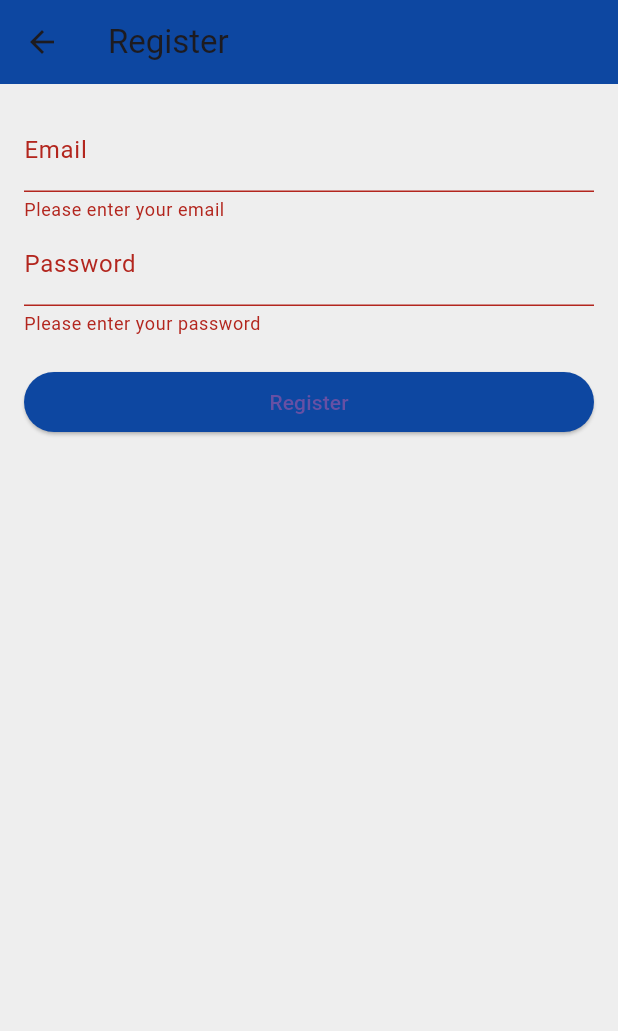
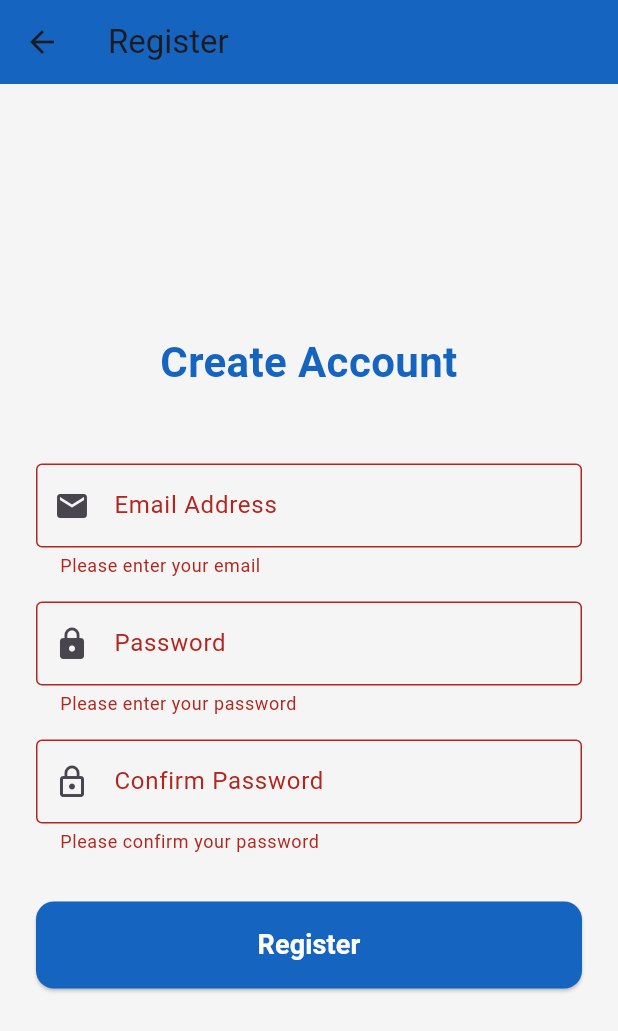
Before and after one commit to druzic/imagecloud-flutter, a Flutter app: the Register screen opened by its route, after a tap on "Register", on a phone screen of 412 x 824 dp. Shown: the top 1031 px of the screen. Run offline on Flutter 3.47's test engine with Material 3 defaults, Android fonts, the phone set to English and light mode, and no system bars; our stand-ins replace dio, flutter_secure_storage, image_picker, jwt_decoder, photo_view; accounts and stored records are empty; network calls fail.

Commit message:
ui rework, web gridview

```diff
--- a/lib/pages/register.dart
+++ b/lib/pages/register.dart
@@ -1,6 +1,6 @@
-import 'dart:convert';
 import 'package:flutter/material.dart';
 import 'package:http/http.dart' as http;
+import 'dart:convert';
 import 'package:flutter_secure_storage/flutter_secure_storage.dart';
 import 'package:imagecloud/pages/mainscreen.dart';
 
@@ -12,10 +12,13 @@ class Register extends StatefulWidget {
 }
 
 class _RegisterState extends State<Register> {
-  final _formKey = GlobalKey<FormState>();
-  final TextEditingController _emailController = TextEditingController();
-  final TextEditingController _passwordController = TextEditingController();
+  final TextEditingController _controllerEmail = TextEditingController();
+  final TextEditingController _controllerPassword = TextEditingController();
+  final TextEditingController _controllerConfirmPassword =
+      TextEditingController();
   final FlutterSecureStorage _storage = const FlutterSecureStorage();
+  final GlobalKey<FormState> _formKey = GlobalKey<FormState>();
+  bool _isLoading = false;
 
   Future<void> _registerUser() async {
     if (_formKey.currentState!.validate()) {
@@ -25,8 +28,8 @@ class _RegisterState extends State<Register> {
           'Content-Type': 'application/json; charset=UTF-8',
         },
         body: jsonEncode(<String, String>{
-          'email': _emailController.text,
-          'password': _passwordController.text,
+          'email': _controllerEmail.text,
+          'password': _controllerPassword.text,
         }),
       );
 
@@ -59,59 +62,126 @@ class _RegisterState extends State<Register> {
 
   @override
   Widget build(BuildContext context) {
+    // Prilagođena širina za web prikaz
+    double formWidth = MediaQuery.of(context).size.width;
+    if (formWidth > 600) {
+      formWidth = 500; // Maksimalna širina forme na webu
+    }
+
     return Scaffold(
-      backgroundColor: Colors.grey[200],
+      backgroundColor: Colors.grey[100],
       appBar: AppBar(
-        backgroundColor: Colors.blue[900],
         title: const Text('Register'),
+        backgroundColor: Colors.blue[800],
         elevation: 0,
       ),
       body: SafeArea(
-        child: Padding(
-          padding: const EdgeInsets.all(16.0),
+        child: Center(
+          child: SingleChildScrollView(
+            padding: const EdgeInsets.all(24.0),
+            child: ConstrainedBox(
+              constraints: BoxConstraints(
+                  maxWidth: formWidth), // Ograničava širinu forme
               child: Form(
                 key: _formKey,
-            child: ListView(
+                child: Column(
+                  mainAxisAlignment: MainAxisAlignment.center,
+                  crossAxisAlignment: CrossAxisAlignment.stretch,
                   children: [
+                    Text(
+                      'Create Account',
+                      style: TextStyle(
+                        fontSize: 28,
+                        fontWeight: FontWeight.bold,
+                        color: Colors.blue[800],
+                      ),
+                      textAlign: TextAlign.center,
+                    ),
+                    const SizedBox(height: 32.0),
+                    const SizedBox(height: 16.0),
                     TextFormField(
-                  controller: _emailController,
+                      controller: _controllerEmail,
                       decoration: const InputDecoration(
-                    labelText: 'Email',
+                        labelText: 'Email Address',
+                        border: OutlineInputBorder(),
+                        prefixIcon: Icon(Icons.email),
                       ),
+                      keyboardType: TextInputType.emailAddress,
                       validator: (value) {
                         if (value == null || value.isEmpty) {
                           return 'Please enter your email';
-                    } else if (!RegExp(r'^[^@]+@[^@]+\.[^@]+')
-                        .hasMatch(value)) {
+                        }
+                        if (!RegExp(r'^[^@]+@[^@]+\.[^@]+').hasMatch(value)) {
                           return 'Please enter a valid email address';
                         }
                         return null;
                       },
                     ),
+                    const SizedBox(height: 16.0),
                     TextFormField(
-                  controller: _passwordController,
+                      controller: _controllerPassword,
                       decoration: const InputDecoration(
                         labelText: 'Password',
+                        border: OutlineInputBorder(),
+                        prefixIcon: Icon(Icons.lock),
                       ),
                       obscureText: true,
                       validator: (value) {
                         if (value == null || value.isEmpty) {
                           return 'Please enter your password';
-                    } else if (value.length < 6) {
+                        }
+                        if (value.length < 6) {
                           return 'Password must be at least 6 characters';
                         }
                         return null;
                       },
                     ),
-                const SizedBox(height: 20),
-                ElevatedButton(
+                    const SizedBox(height: 16.0),
+                    TextFormField(
+                      controller: _controllerConfirmPassword,
+                      decoration: const InputDecoration(
+                        labelText: 'Confirm Password',
+                        border: OutlineInputBorder(),
+                        prefixIcon: Icon(Icons.lock_outline),
+                      ),
+                      obscureText: true,
+                      validator: (value) {
+                        if (value == null || value.isEmpty) {
+                          return 'Please confirm your password';
+                        }
+                        if (value != _controllerPassword.text) {
+                          return 'Passwords do not match';
+                        }
+                        return null;
+                      },
+                    ),
+                    const SizedBox(height: 32.0),
+                    _isLoading
+                        ? const Center(child: CircularProgressIndicator())
+                        : ElevatedButton(
+                            onPressed: _registerUser,
                             style: ElevatedButton.styleFrom(
-                    backgroundColor: Colors.blue[900],
+                              backgroundColor: Colors.blue[800],
+                              padding: const EdgeInsets.symmetric(
+                                horizontal: 50,
+                                vertical: 16,
                               ),
-                  onPressed: _registerUser,
-                  child: const Text('Register'),
+                              shape: RoundedRectangleBorder(
+                                borderRadius: BorderRadius.circular(12),
+                              ),
+                            ),
+                            child: const Text(
+                              'Register',
+                              style: TextStyle(
+                                color: Colors.white,
+                                fontSize: 18,
+                                fontWeight: FontWeight.bold,
+                              ),
+                            ),
                           ),
                   ],
+                ),
+              ),
             ),
           ),
         ),
```
Also changed, not shown: lib/pages/folder.dart (+9 -5 lines), lib/pages/login.dart (+49 -13 lines), lib/pages/storage.dart (+26 -14 lines). Lines whose indentation alone changed are shown as unchanged.
